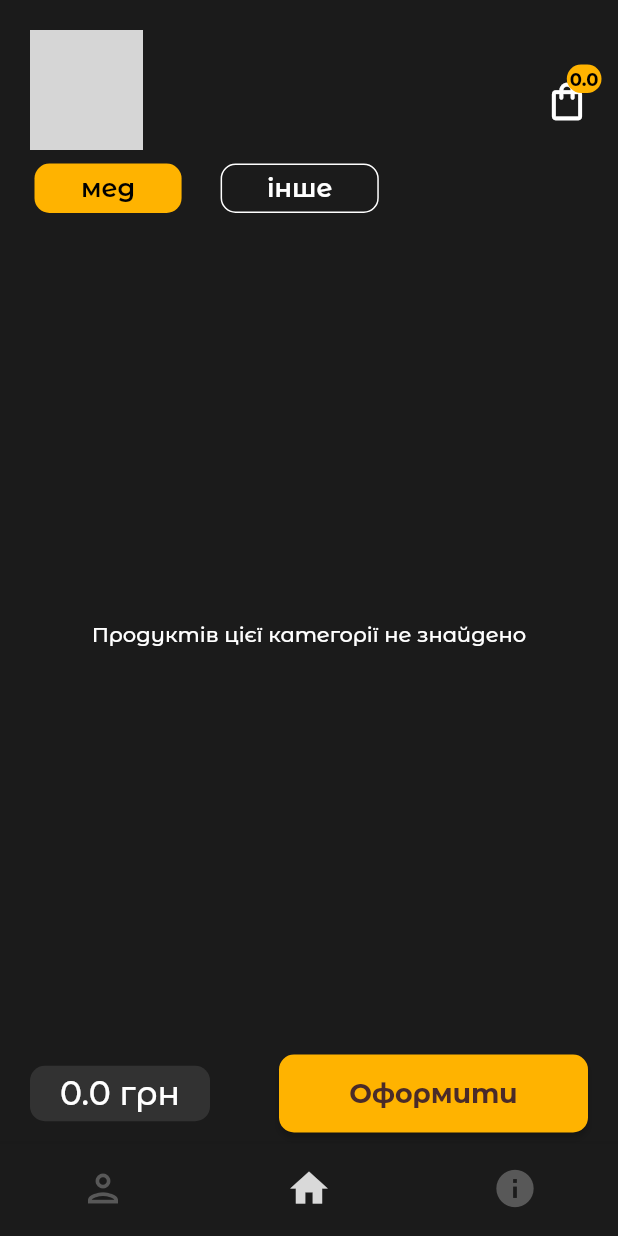
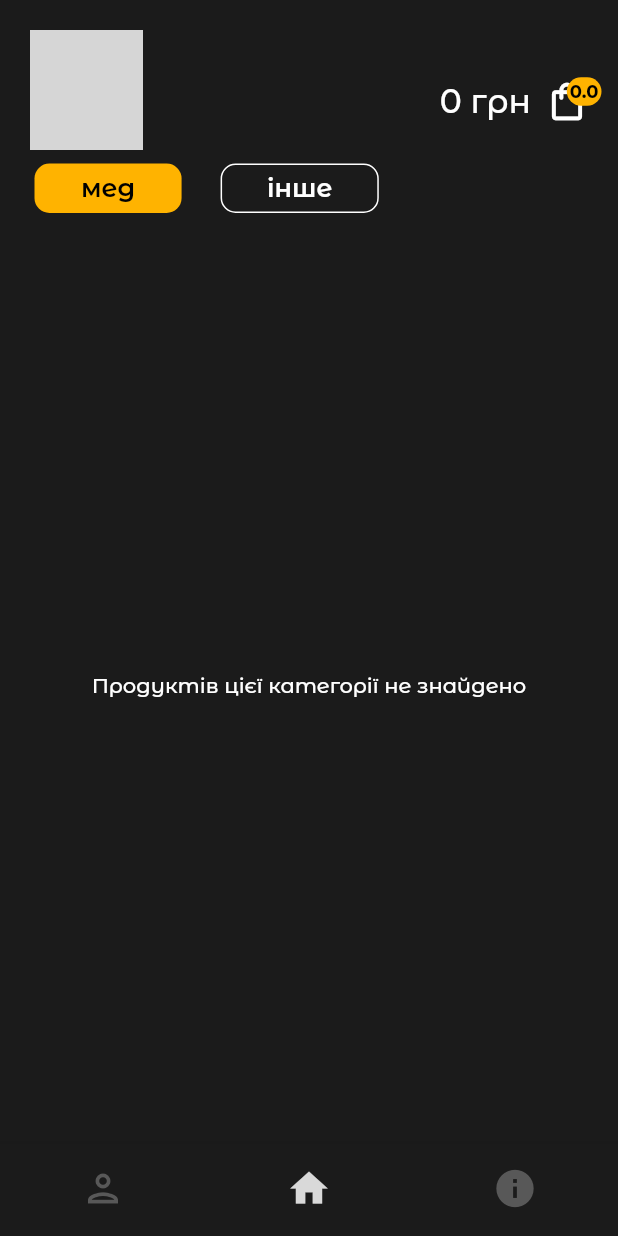
Before and after one commit to Zhenya-Mykhalskyi/Honey-Shop, a Flutter app: the screen it shows once a user with an empty profile is signed in, on a phone screen of 412 x 824 dp. Run offline on Flutter 3.47's test engine with Material 2 defaults, Android fonts, the phone set to English and light mode, and no system bars; our stand-ins replace cached_network_image, cloud_firestore, connectivity_plus, firebase_auth, firebase_core, firebase_storage and 2 more; accounts and stored records are empty; project files that could hold a hidden picture were left out; grey boxes are pictures that could not be loaded.

Commit message:
extract totalAmountOfCart, remove button from ProductsGrid

```diff
--- a/lib/screens/user_main_screen.dart
+++ b/lib/screens/user_main_screen.dart
@@ -1,6 +1,5 @@
-// import 'package:firebase_auth/firebase_auth.dart';
 import 'package:flutter/material.dart';
-import 'package:honey/widgets/custom_button.dart';
+import 'package:honey/widgets/total_amount.dart';
 import 'package:provider/provider.dart';
 
 import 'package:honey/admin/admin_screens/about_admin_screen.dart';
@@ -49,39 +48,6 @@ class _UserMainScreenState extends State<UserMainScreen>
               ],
             ),
           ),
-          _selectedBottomNavBarIndex == 1
-              ? Padding(
-                  padding:
-                      const EdgeInsets.symmetric(horizontal: 20, vertical: 8),
-                  child: Row(
-                    mainAxisAlignment: MainAxisAlignment.spaceBetween,
-                    children: [
-                      Container(
-                        decoration: BoxDecoration(
-                            borderRadius: BorderRadius.circular(10),
-                            color: Colors.white.withOpacity(0.1)),
-                        child: Padding(
-                          padding: const EdgeInsets.symmetric(
-                              vertical: 5, horizontal: 20),
-                          child: Text(
-                            '${cartProvider.totalAmountOfCart.toString()} грн',
-                            style: const TextStyle(
-                              fontWeight: FontWeight.w500,
-                              fontSize: 22,
-                            ),
-                          ),
-                        ),
-                      ),
-                      CustomButton(
-                        action: () {},
-                        text: 'Оформити',
-                        width: MediaQuery.of(context).size.width * 0.5,
-                        margin: const EdgeInsets.all(0),
-                      ),
-                    ],
-                  ),
-                )
-              : Container(),
         ],
       ),
       appBar: AppBar(
@@ -135,7 +101,17 @@ class _UserMainScreenState extends State<UserMainScreen>
           _selectedBottomNavBarIndex == 1
               ? Container(
                   margin: const EdgeInsets.only(top: 35, right: 10),
-                  child: Consumer<CartProvider>(
+                  child: Row(
+                    crossAxisAlignment: CrossAxisAlignment.center,
+                    children: [
+                      Text(
+                        '${cartProvider.totalAmountOfCart.toStringAsFixed(0)} грн',
+                        style: const TextStyle(
+                          fontWeight: FontWeight.w500,
+                          fontSize: 22,
+                        ),
+                      ),
+                      Consumer<CartProvider>(
                         builder: (_, cart, child) => Badgee(
                           value: cart.itemCount.toString(),
                           child: child!,
@@ -154,6 +130,8 @@ class _UserMainScreenState extends State<UserMainScreen>
                             );
                           },
                         ),
+                      ),
+                    ],
                   ),
                 )
               : Container(),
--- a/lib/widgets/custom_button.dart
+++ b/lib/widgets/custom_button.dart
@@ -30,7 +30,7 @@ class CustomButton extends StatelessWidget {
         ),
         onPressed: action,
         child: Padding(
-          padding: const EdgeInsets.all(15.0),
+          padding: const EdgeInsets.all(15),
           child: Text(
             text,
             style: const TextStyle(
```
Also changed, not shown: lib/screens/cart_screen.dart (+6 -20 lines), lib/screens/orders_screen.dart (+4 -19 lines), lib/screens/product_detail_screen.dart (+1 -6 lines), lib/widgets/total_amount.dart (added, +30 -0 lines). Lines whose indentation alone changed are shown as unchanged.
